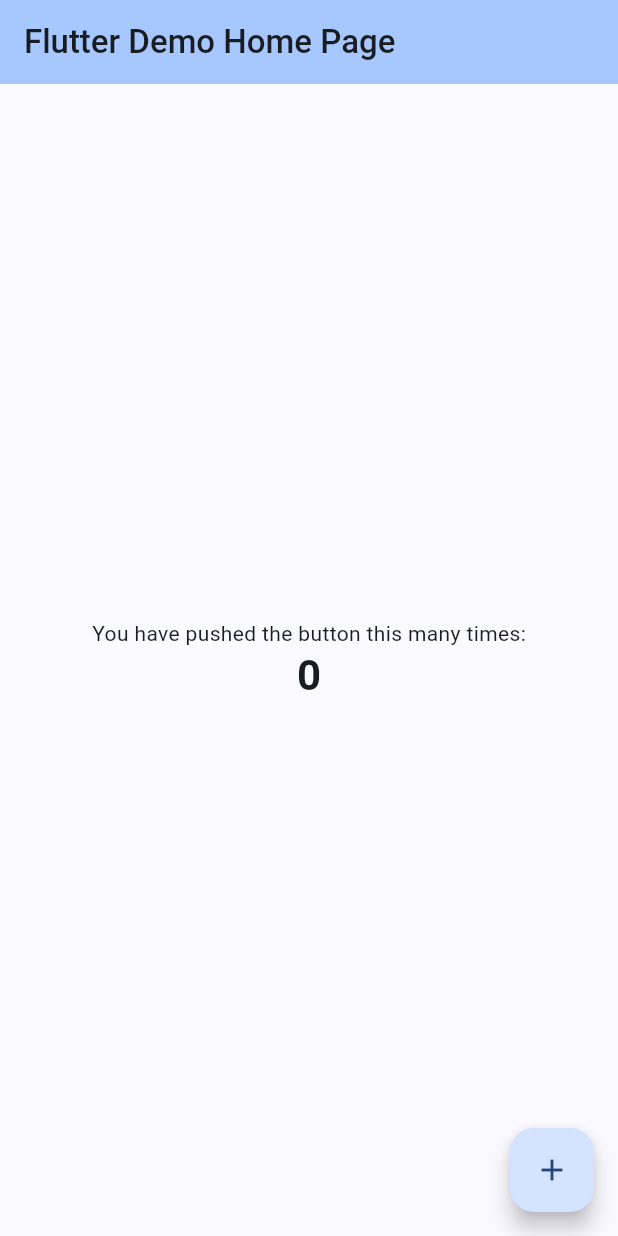
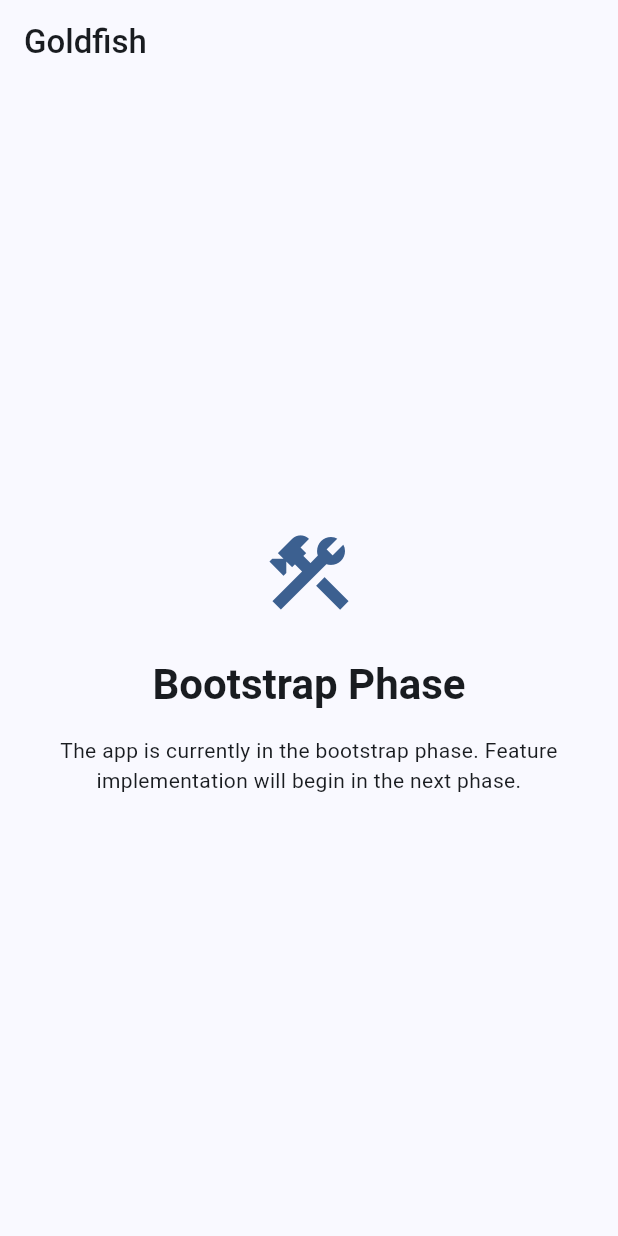
Before and after one commit to NearlyUnique/goldfish, a Flutter app: the screen it shows after launch, on a phone screen of 412 x 824 dp. Run offline on Flutter 3.47's test engine with Material 3 defaults, Android fonts, the phone set to English and light mode, and no system bars.

Commit message:
01: step 5

```diff
--- /dev/null
+++ b/lib/features/home/presentation/screens/home_screen.dart
@@ -0,0 +1,48 @@
+import 'package:flutter/material.dart';
+
+/// Home screen placeholder for the bootstrap phase.
+///
+/// This is a minimal screen that displays a simple message indicating
+/// that the app is in the bootstrap phase. It will be replaced with
+/// actual feature content in later phases.
+class HomeScreen extends StatelessWidget {
+  /// Creates a new [HomeScreen].
+  const HomeScreen({super.key});
+
+  @override
+  Widget build(BuildContext context) {
+    return Scaffold(
+      appBar: AppBar(
+        title: const Text('Goldfish'),
+      ),
+      body: Center(
+        child: Padding(
+          padding: const EdgeInsets.all(24.0),
+          child: Column(
+            mainAxisAlignment: MainAxisAlignment.center,
+            children: [
+              Icon(
+                Icons.construction,
+                size: 64,
+                color: Theme.of(context).colorScheme.primary,
+              ),
+              const SizedBox(height: 24),
+              Text(
+                'Bootstrap Phase',
+                style: Theme.of(context).textTheme.headlineMedium,
+                textAlign: TextAlign.center,
+              ),
+              const SizedBox(height: 16),
+              Text(
+                'The app is currently in the bootstrap phase. '
+                'Feature implementation will begin in the next phase.',
+                style: Theme.of(context).textTheme.bodyMedium,
+                textAlign: TextAlign.center,
+              ),
+            ],
+          ),
+        ),
+      ),
+    );
+  }
+}
--- a/lib/main.dart
+++ b/lib/main.dart
@@ -1,11 +1,16 @@
 import 'package:flutter/material.dart';
 import 'package:goldfish/core/theme/app_theme.dart';
+import 'package:goldfish/features/home/presentation/screens/home_screen.dart';
 
 void main() {
   runApp(const MyApp());
 }
 
+/// Main application widget.
+///
+/// Sets up the MaterialApp with theme configuration and navigation.
 class MyApp extends StatelessWidget {
+  /// Creates a new [MyApp].
   const MyApp({super.key});
 
   @override
@@ -15,93 +20,7 @@ class MyApp extends StatelessWidget {
       theme: lightTheme,
       darkTheme: darkTheme,
       themeMode: ThemeMode.system,
-      home: const MyHomePage(title: 'Flutter Demo Home Page'),
+      home: const HomeScreen(),
     );
   }
 }
-
-class MyHomePage extends StatefulWidget {
-  const MyHomePage({super.key, required this.title});
-
-  // This widget is the home page of your application. It is stateful, meaning
-  // that it has a State object (defined below) that contains fields that affect
-  // how it looks.
-
-  // This class is the configuration for the state. It holds the values (in this
-  // case the title) provided by the parent (in this case the App widget) and
-  // used by the build method of the State. Fields in a Widget subclass are
-  // always marked "final".
-
-  final String title;
-
-  @override
-  State<MyHomePage> createState() => _MyHomePageState();
-}
-
-class _MyHomePageState extends State<MyHomePage> {
-  int _counter = 0;
-
-  void _incrementCounter() {
-    setState(() {
-      // This call to setState tells the Flutter framework that something has
-      // changed in this State, which causes it to rerun the build method below
-      // so that the display can reflect the updated values. If we changed
-      // _counter without calling setState(), then the build method would not be
-      // called again, and so nothing would appear to happen.
-      _counter++;
-    });
-  }
-
-  @override
-  Widget build(BuildContext context) {
-    // This method is rerun every time setState is called, for instance as done
-    // by the _incrementCounter method above.
-    //
-    // The Flutter framework has been optimized to make rerunning build methods
-    // fast, so that you can just rebuild anything that needs updating rather
-    // than having to individually change instances of widgets.
-    return Scaffold(
-      appBar: AppBar(
-        // TRY THIS: Try changing the color here to a specific color (to
-        // Colors.amber, perhaps?) and trigger a hot reload to see the AppBar
-        // change color while the other colors stay the same.
-        backgroundColor: Theme.of(context).colorScheme.inversePrimary,
-        // Here we take the value from the MyHomePage object that was created by
-        // the App.build method, and use it to set our appbar title.
-        title: Text(widget.title),
-      ),
-      body: Center(
-        // Center is a layout widget. It takes a single child and positions it
-        // in the middle of the parent.
-        child: Column(
-          // Column is also a layout widget. It takes a list of children and
-          // arranges them vertically. By default, it sizes itself to fit its
-          // children horizontally, and tries to be as tall as its parent.
-          //
-          // Column has various properties to control how it sizes itself and
-          // how it positions its children. Here we use mainAxisAlignment to
-          // center the children vertically; the main axis here is the vertical
-          // axis because Columns are vertical (the cross axis would be
-          // horizontal).
-          //
-          // TRY THIS: Invoke "debug painting" (choose the "Toggle Debug Paint"
-          // action in the IDE, or press "p" in the console), to see the
-          // wireframe for each widget.
-          mainAxisAlignment: MainAxisAlignment.center,
-          children: [
-            const Text('You have pushed the button this many times:'),
-            Text(
-              '$_counter',
-              style: Theme.of(context).textTheme.headlineMedium,
-            ),
-          ],
-        ),
-      ),
-      floatingActionButton: FloatingActionButton(
-        onPressed: _incrementCounter,
-        tooltip: 'Increment',
-        child: const Icon(Icons.add),
-      ),
-    );
-  }
-}
```
